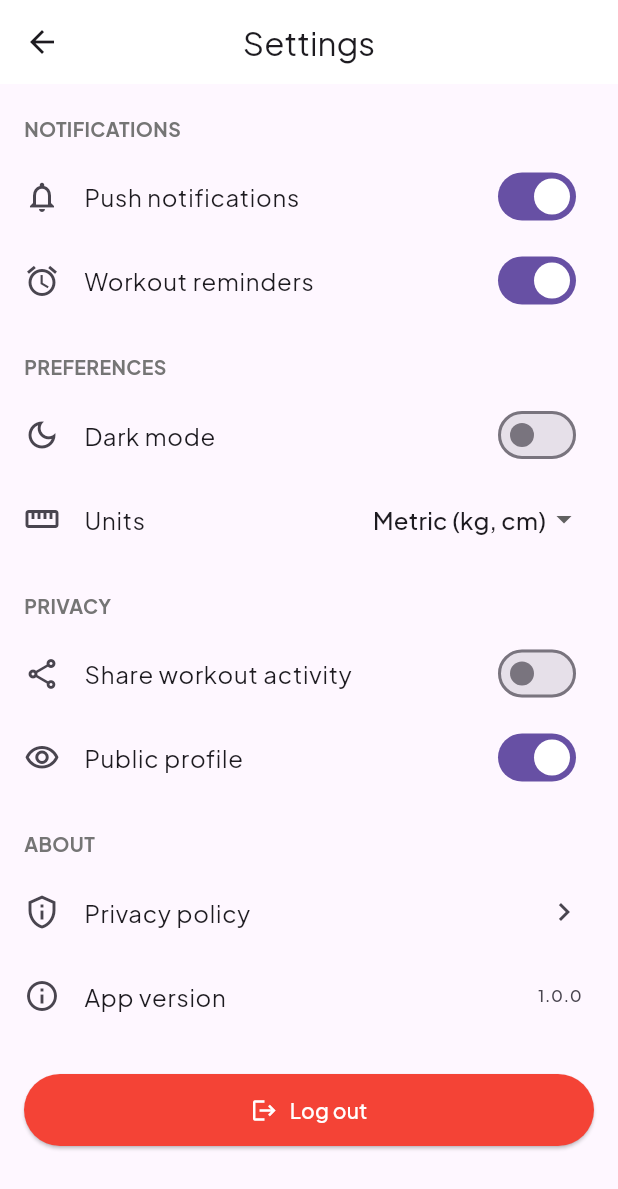
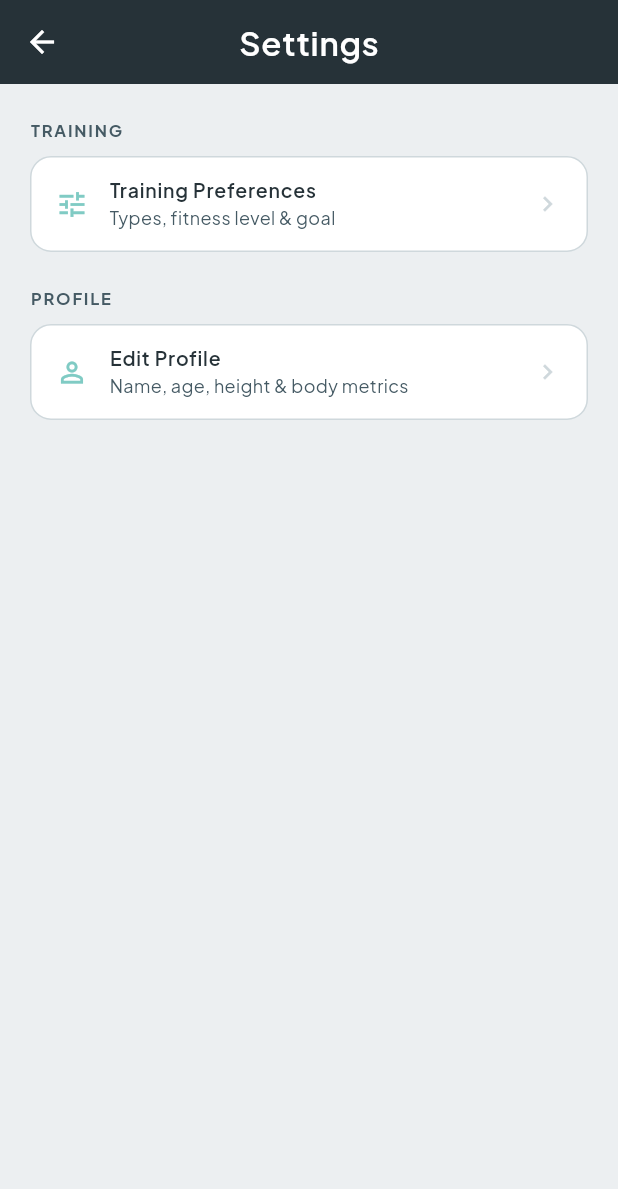
Before and after one commit to Rochak30/Resolve-Fitness-App, a Flutter app: the SettingsScreen screen opened by its route, on a phone screen of 412 x 824 dp. Shown: the top 1189 px of the screen. Run offline on Flutter 3.47's test engine with Material 3 defaults, Android fonts, the phone set to English and light mode, and no system bars; our stand-ins replace shared_preferences; accounts and stored records are empty.

Commit message:
add edit training preferences shortcut in settings

```diff
--- a/lib/view/settings/settings_screen.dart
+++ b/lib/view/settings/settings_screen.dart
@@ -1,157 +1,130 @@
 // Owner: Aayusha
+// Settings screen – lists shortcuts to edit Training Preferences (US-1.6)
+// and Profile so users can change them after onboarding.
 
 import 'package:flutter/material.dart';
-import 'package:resolve/core/app_routes.dart';
 
-class SettingsScreen extends StatefulWidget {
+import '../../core/app_colors.dart';
+import '../../core/app_text_styles.dart';
+import '../../core/app_routes.dart';
+import '../onboarding/training_preferences_screen.dart';
+import '../profile/profile_colors.dart';
+
+class SettingsScreen extends StatelessWidget {
   const SettingsScreen({super.key});
 
   @override
-  State<SettingsScreen> createState() => _SettingsScreenState();
-}
+  Widget build(BuildContext context) {
+    return Scaffold(
+      backgroundColor: ProfileColors.background,
+      appBar: AppBar(
+        backgroundColor: ProfileColors.dark,
+        foregroundColor: Colors.white,
+        elevation: 0,
+        centerTitle: true,
+        title: const Text(
+          'Settings',
+          style: TextStyle(fontWeight: FontWeight.w600, letterSpacing: 0.5),
+        ),
+      ),
+      body: ListView(
+        padding: const EdgeInsets.symmetric(horizontal: 20, vertical: 24),
+        children: [
+          _SectionLabel(label: 'Training'),
+          _SettingsTile(
+            icon: Icons.tune,
+            title: 'Training Preferences',
+            subtitle: 'Types, fitness level & goal',
+            onTap: () => Navigator.of(context).push(
+              MaterialPageRoute(
+                builder: (_) => const TrainingPreferencesScreen(isEditing: true),
+              ),
+            ),
+          ),
+          const SizedBox(height: 24),
 
-class _SettingsScreenState extends State<SettingsScreen> {
-  bool _notifications = true;
-  bool _workoutReminders = true;
-  bool _darkMode = false;
-  String _units = 'Metric (kg, cm)';
-  bool _shareWorkouts = false;
-  bool _publicProfile = true;
-
-  void _confirmLogout() {
-    showDialog(
-      context: context,
-      builder: (ctx) => AlertDialog(
-        title: const Text('Log out'),
-        content: const Text('Are you sure you want to log out?'),
-        actions: [
-          TextButton(
-            onPressed: () => Navigator.pop(ctx),
-            child: const Text('Cancel'),
-          ),
-          TextButton(
-            onPressed: () {
-              Navigator.pop(ctx);
-              Navigator.pushNamedAndRemoveUntil(
-                context,
-                AppRoutes.login,
-                    (route) => false,
-              );
-            },
-            child: const Text('Log out', style: TextStyle(color: Colors.red)),
+          _SectionLabel(label: 'Profile'),
+          _SettingsTile(
+            icon: Icons.person_outline,
+            title: 'Edit Profile',
+            subtitle: 'Name, age, height & body metrics',
+            onTap: () => Navigator.of(context).pushNamed(AppRoutes.editProfile),
           ),
         ],
       ),
     );
   }
+}
 
-  Widget _sectionTitle(String text) {
+class _SectionLabel extends StatelessWidget {
+  final String label;
+  const _SectionLabel({required this.label});
+
+  @override
+  Widget build(BuildContext context) {
     return Padding(
-      padding: const EdgeInsets.fromLTRB(16, 20, 16, 8),
+      padding: const EdgeInsets.only(bottom: 10),
       child: Text(
-        text,
-        style: TextStyle(
-          fontSize: 13,
-          fontWeight: FontWeight.bold,
-          color: Colors.grey.shade600,
+        label.toUpperCase(),
+        style: AppTextStyles.labelSm.copyWith(
+          color: ProfileColors.mid,
+          letterSpacing: 1.2,
         ),
       ),
     );
   }
+}
+
+class _SettingsTile extends StatelessWidget {
+  final IconData icon;
+  final String title;
+  final String subtitle;
+  final VoidCallback onTap;
+
+  const _SettingsTile({
+    required this.icon,
+    required this.title,
+    required this.subtitle,
+    required this.onTap,
+  });
 
   @override
   Widget build(BuildContext context) {
-    return Scaffold(
-      appBar: AppBar(
-        title: const Text('Settings'),
-        centerTitle: true,
+    return InkWell(
+      onTap: onTap,
+      borderRadius: BorderRadius.circular(14),
+      child: Container(
+        padding: const EdgeInsets.symmetric(horizontal: 16, vertical: 14),
+        decoration: BoxDecoration(
+          color: Colors.white,
+          borderRadius: BorderRadius.circular(14),
+          border: Border.all(color: ProfileColors.border),
         ),
-      body: ListView(
+        child: Row(
           children: [
-          _sectionTitle('NOTIFICATIONS'),
-          SwitchListTile(
-            secondary: const Icon(Icons.notifications_outlined),
-            title: const Text('Push notifications'),
-            value: _notifications,
-            onChanged: (v) => setState(() => _notifications = v),
+            Icon(icon, size: 22, color: ProfileColors.accent),
+            const SizedBox(width: 14),
+            Expanded(
+              child: Column(
+                crossAxisAlignment: CrossAxisAlignment.start,
+                children: [
+                  Text(
+                    title,
+                    style: AppTextStyles.labelMd
+                        .copyWith(color: ProfileColors.dark),
                   ),
-          SwitchListTile(
-            secondary: const Icon(Icons.alarm),
-            title: const Text('Workout reminders'),
-            value: _workoutReminders,
-            onChanged: (v) => setState(() => _workoutReminders = v),
-          ),
-
-          _sectionTitle('PREFERENCES'),
-          SwitchListTile(
-            secondary: const Icon(Icons.dark_mode_outlined),
-            title: const Text('Dark mode'),
-            value: _darkMode,
-            onChanged: (v) => setState(() => _darkMode = v),
-          ),
-          ListTile(
-            leading: const Icon(Icons.straighten),
-            title: const Text('Units'),
-            trailing: DropdownButton<String>(
-              value: _units,
-              underline: const SizedBox(),
-              items: const [
-                DropdownMenuItem(
-                  value: 'Metric (kg, cm)',
-                  child: Text('Metric (kg, cm)'),
-                ),
-                DropdownMenuItem(
-                  value: 'Imperial (lb, ft)',
-                  child: Text('Imperial (lb, ft)'),
+                  const SizedBox(height: 2),
+                  Text(
+                    subtitle,
+                    style: AppTextStyles.bodySm
+                        .copyWith(color: ProfileColors.mid),
                   ),
                 ],
-              onChanged: (v) => setState(() => _units = v!),
               ),
             ),
-
-          _sectionTitle('PRIVACY'),
-          SwitchListTile(
-            secondary: const Icon(Icons.share_outlined),
-            title: const Text('Share workout activity'),
-            value: _shareWorkouts,
-            onChanged: (v) => setState(() => _shareWorkouts = v),
+            const Icon(Icons.chevron_right, size: 20, color: ProfileColors.border),
+          ],
         ),
-          SwitchListTile(
-            secondary: const Icon(Icons.visibility_outlined),
-            title: const Text('Public profile'),
-            value: _publicProfile,
-            onChanged: (v) => setState(() => _publicProfile = v),
-          ),
-
-          _sectionTitle('ABOUT'),
-          ListTile(
-            leading: const Icon(Icons.privacy_tip_outlined),
-            title: const Text('Privacy policy'),
-            trailing: const Icon(Icons.chevron_right),
-            onTap: () {},
-          ),
-          ListTile(
-            leading: const Icon(Icons.info_outline),
-            title: const Text('App version'),
-            trailing: const Text('1.0.0'),
-          ),
-
-          const SizedBox(height: 24),
-          Padding(
-            padding: const EdgeInsets.symmetric(horizontal: 16),
-            child: ElevatedButton.icon(
-              style: ElevatedButton.styleFrom(
-                backgroundColor: Colors.red,
-                foregroundColor: Colors.white,
-                padding: const EdgeInsets.symmetric(vertical: 14),
-              ),
-              onPressed: _confirmLogout,
-              icon: const Icon(Icons.logout),
-              label: const Text('Log out'),
-            ),
-          ),
-          const SizedBox(height: 24),
-        ],
       ),
     );
   }
```
Lines whose indentation alone changed are shown as unchanged.
